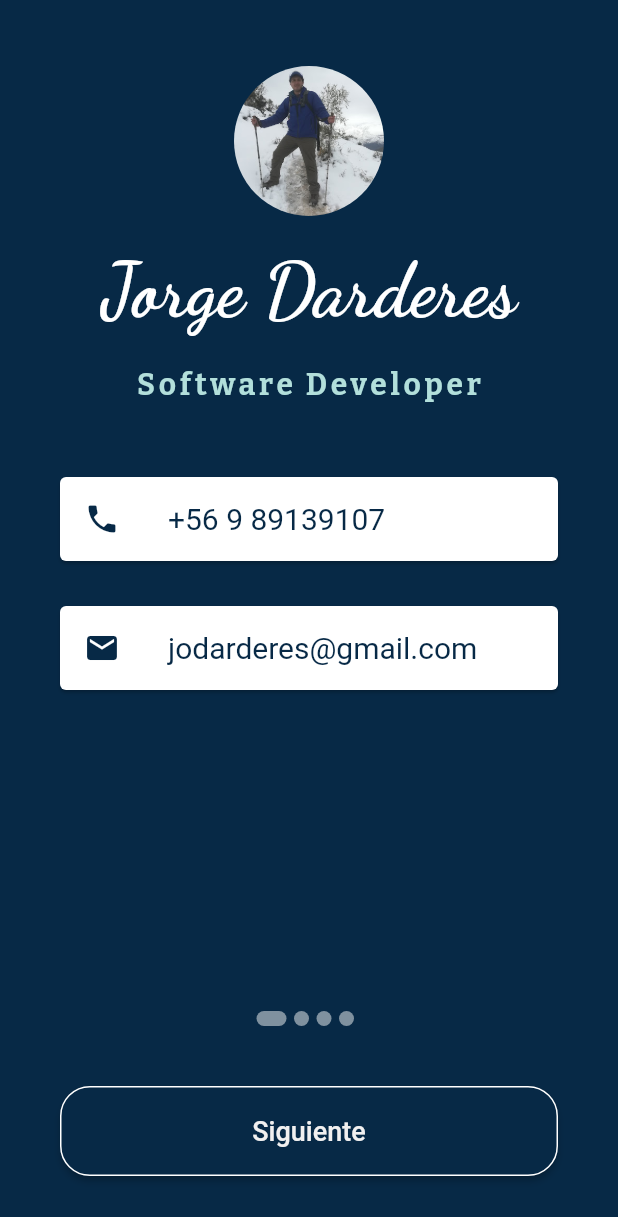
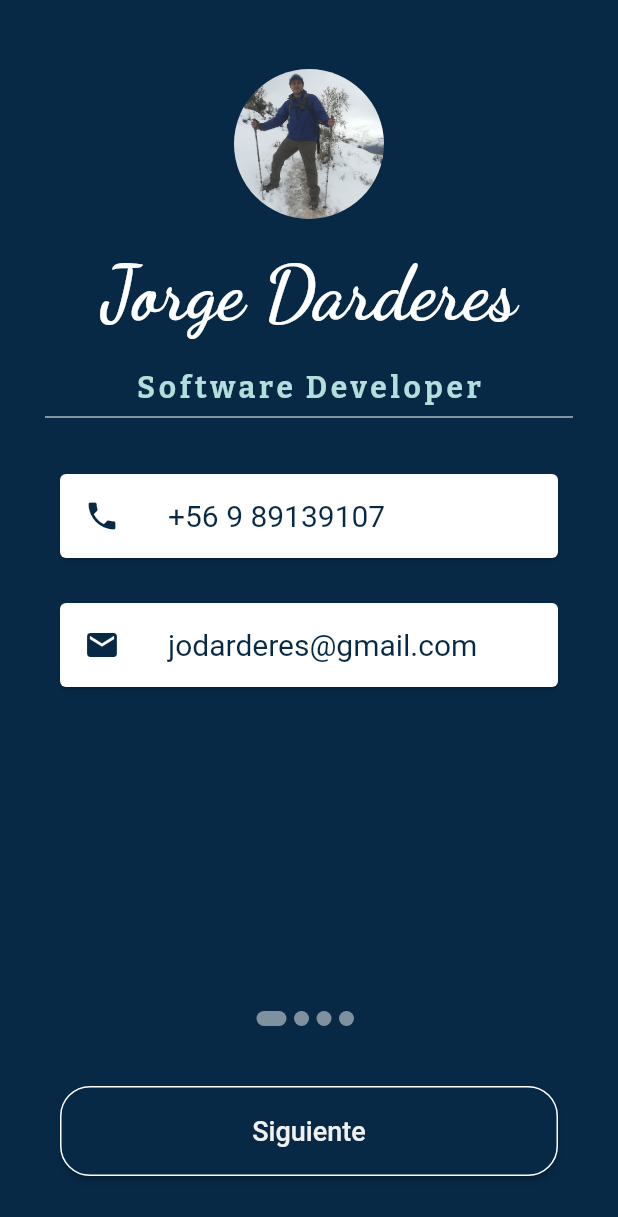
Before and after one commit to darkderes/appm_m2_proy2, a Flutter app: the screen it shows after launch, on a phone screen of 412 x 824 dp. Shown: the top 1217 px of the screen. Run offline on Flutter 3.47's test engine with Material 2 defaults, Android fonts, the phone set to English and light mode, and no system bars; our stand-ins replace fl_chart, google_fonts; missing offline and left inert: custom_qr_generator; statements that could not run were skipped.

Commit message:
ultima actualizacion antes de entrega

```diff
--- a/lib/common/header.dart
+++ b/lib/common/header.dart
@@ -31,6 +31,9 @@ class Header extends StatelessWidget {
              height: 20,
            ),
            TextSubtitule(datos: onboardContent.description.toString()),
+           const Divider(
+             color: Colors.white,
+           ),
            const SizedBox(
              height: 20,
            ),
--- a/lib/data/contents_onboard.dart
+++ b/lib/data/contents_onboard.dart
@@ -55,7 +55,7 @@ class SocialMedia {
 }
 
 List<SocialMedia> socialMediaList = [
-  SocialMedia(url: 'https://facebook.com/jorge.darderes/', imageAsset: 'assets/images/facebook.png'),
+  SocialMedia(url: 'https://www.facebook.com/profile.php?id==10211677653756378', imageAsset: 'assets/images/facebook.png'),
   SocialMedia(url: 'https://github.com/darkderes/', imageAsset: 'assets/images/github.png'),
   SocialMedia(url: 'https://twitter.com/jdarderes', imageAsset: 'assets/images/witter.png'),
 ];
--- a/lib/pages/profile.dart
+++ b/lib/pages/profile.dart
@@ -8,16 +8,15 @@ class Profile extends StatelessWidget {
 
   @override
   Widget build(BuildContext context) {
-    return Center(
+    return SafeArea(
+      child: Center(
         child: SingleChildScrollView(
           child: Padding(
             padding: const EdgeInsets.all(30),
             child: Column(
               children: [
                 const Header(),
-              const SizedBox(
-                height: 20,
-              ),
+
                 GestureDetector(
                     child:
                         CustomCard(text: onboardContent.phone, icon: Icons.phone, colorInput: pageColors[indexColor]),
@@ -49,6 +48,7 @@ class Profile extends StatelessWidget {
             ),
           ),
         ),
+      ),
     );
   }
 }
```
Also changed, not shown: lib/pages/social_media.dart (+10 -5 lines). Lines whose indentation alone changed are shown as unchanged.
